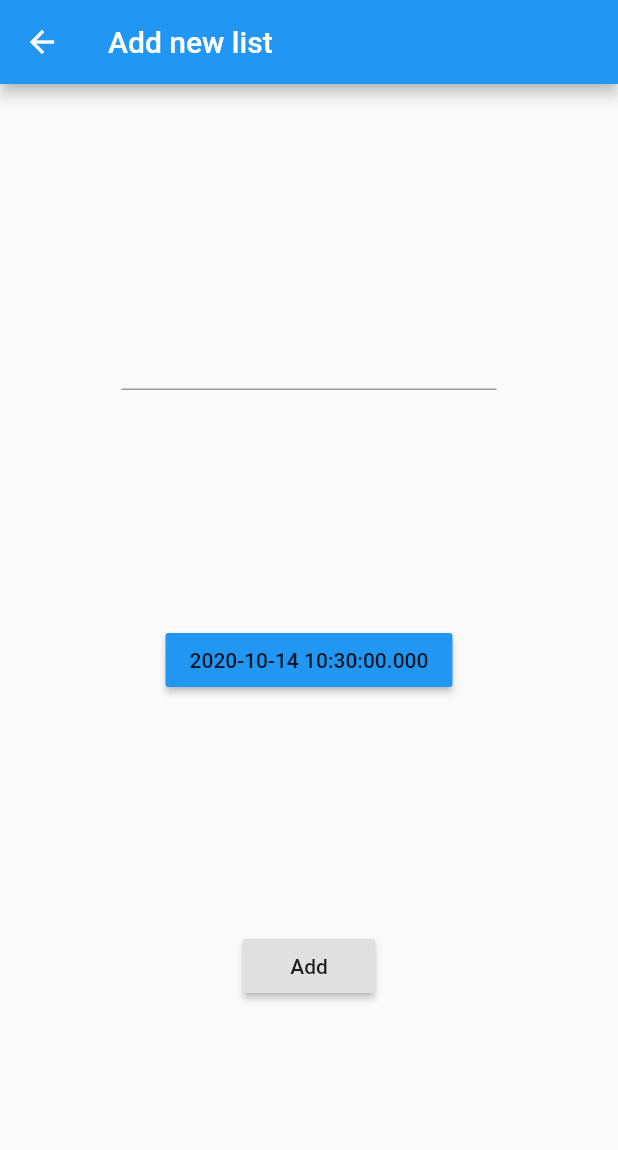
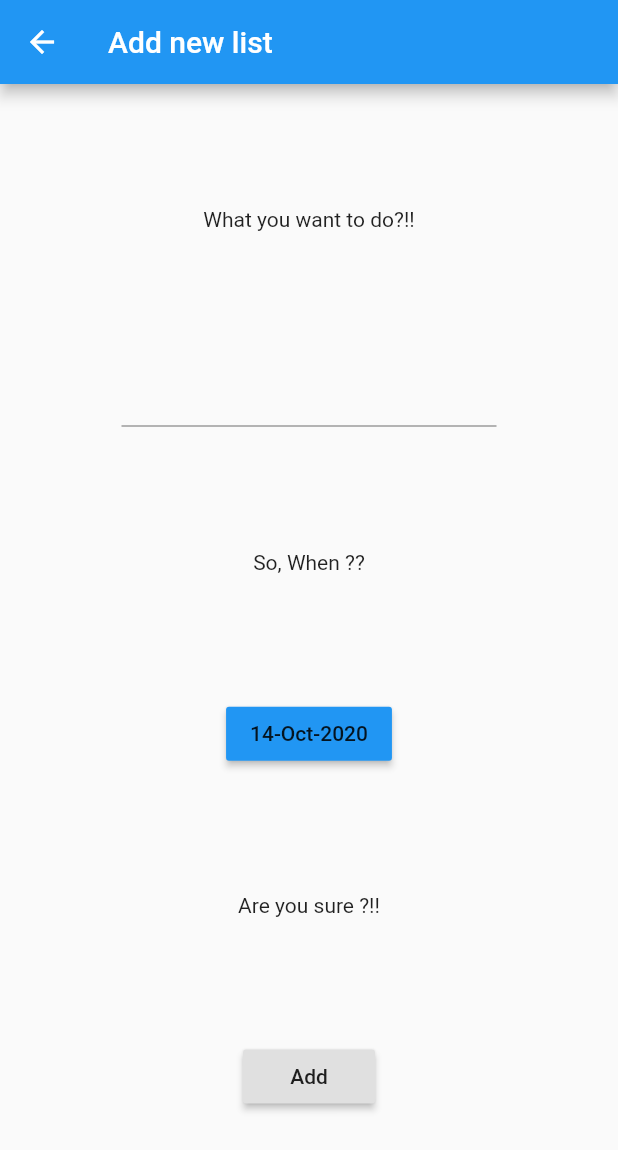
Before and after one commit to Ariyapoom/AnyLastWord, a Flutter app: the AddList screen opened by its route, on a phone screen of 412 x 824 dp. Shown: the top 1150 px of the screen. Run offline on Flutter 3.47's test engine with Material 2 defaults, Android fonts, the phone set to English and light mode, and no system bars; our stand-ins replace bloc, flutter_bloc.

Commit message:
update error more bug

```diff
--- a/lib/main.dart
+++ b/lib/main.dart
@@ -20,7 +20,9 @@ class MyList {
 
 class ListCubit extends Cubit<List> {
   ListCubit() : super(List());
+  int count;
   void addlist(value) => state.add(value);
+
 }
 
 class MyApp extends StatelessWidget {
--- a/lib/presentation/addlist.dart
+++ b/lib/presentation/addlist.dart
@@ -1,6 +1,7 @@
 import 'package:flutter/material.dart';
 import 'package:flutter_bloc/flutter_bloc.dart';
 import '../main.dart';
+import 'package:intl/intl.dart';
 
 class AddList extends StatefulWidget {
   _AddlistState createState() => _AddlistState();
@@ -8,7 +9,19 @@ class AddList extends StatefulWidget {
 
 class _AddlistState extends State<AddList> {
   var count = 0;
-  MyList newlist = new MyList("Hello", DateTime.now());
+
+  final DateFormat formatter = DateFormat('dd-MMM-yyyy');
+  setdate() async {
+    newlist.listdate = await showDatePicker(
+        context: context,
+        initialDate: DateTime.now(),
+        firstDate: DateTime(2020),
+        lastDate: DateTime(2050));
+    setState(() {});
+  }
+
+  MyList newlist = new MyList(" ", DateTime.now());
+
   @override
   Widget build(BuildContext context) {
     return Scaffold(
@@ -21,23 +34,24 @@ class _AddlistState extends State<AddList> {
             crossAxisAlignment: CrossAxisAlignment.center,
             mainAxisAlignment: MainAxisAlignment.spaceEvenly,
             children: [
+              Text("What you want to do?!!"),
               Container(
                 alignment: Alignment.center,
                 width: 250,
-                child: TextField(),
+                child: TextField(
+                  textAlign: TextAlign.center,
+                  onChanged: (text) => {newlist.listname = text},
+                ),
               ),
+              Text("So, When ??"),
               Container(
                 child: RaisedButton(
-                  child: Text(newlist.listdate.toString()),
-                  onPressed: () async => newlist.listdate =
-                      await showDatePicker(
-                          context: context,
-                          initialDate: DateTime.now(),
-                          firstDate: DateTime(2020),
-                          lastDate: DateTime(2050)),
+                  child: Text(formatter.format(newlist.listdate)),
+                  onPressed: () => setdate(),
                   color: Colors.blue,
                 ),
               ),
+              Text("Are you sure ?!!"),
               Container(
                 child: RaisedButton(
                   onPressed: () => context.bloc<ListCubit>().addlist(newlist),
--- a/lib/presentation/home.dart
+++ b/lib/presentation/home.dart
@@ -46,7 +46,9 @@ class _HomePageState extends State<Homepage> {
         ),
         body: Container(
           child: ListView(
-            children: [],
+            children: [
+
+            ],
           ),
         ));
   }
--- a/pubspec.yaml
+++ b/pubspec.yaml
@@ -25,6 +25,7 @@ dependencies:
     sdk: flutter
   bloc : ^6.0.0
   flutter_bloc : ^6.0.0
+  intl : ^0.16.1
 
 
   # The following adds the Cupertino Icons font to your application.
```
Also changed, not shown: lib/presentation/showlist.dart (+9 -2 lines), pubspec.lock.
